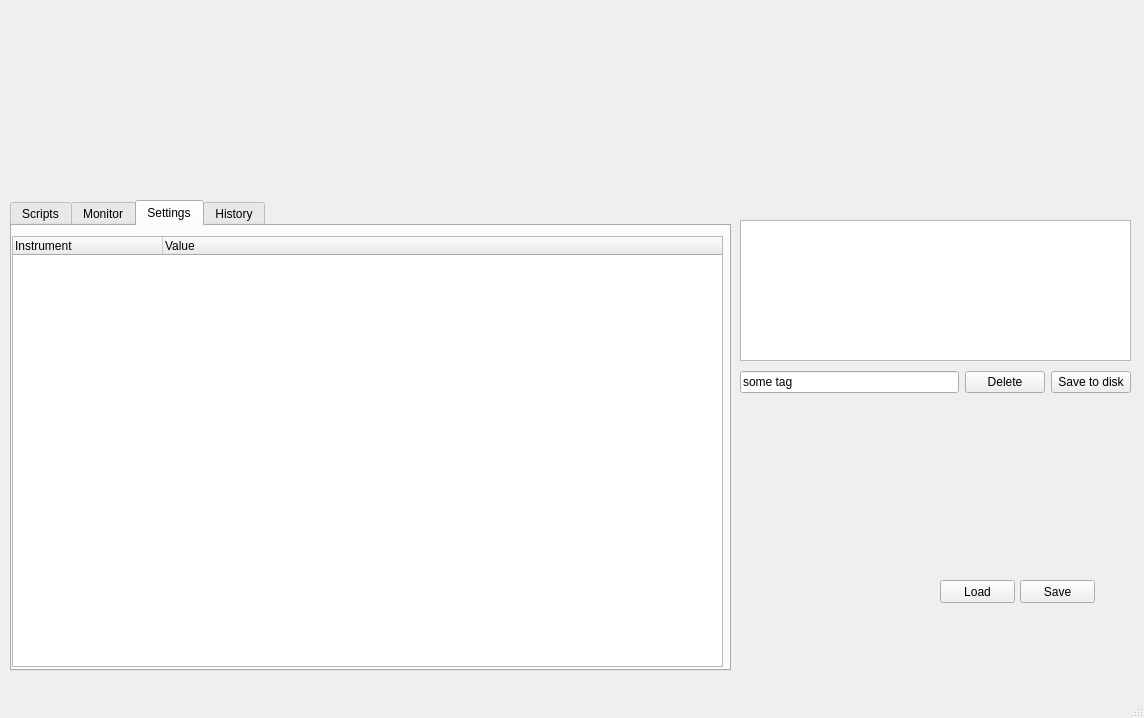
Qt form src/core/basic_application_window.ui (LISE-B26/pylabcontrol) before a commit.
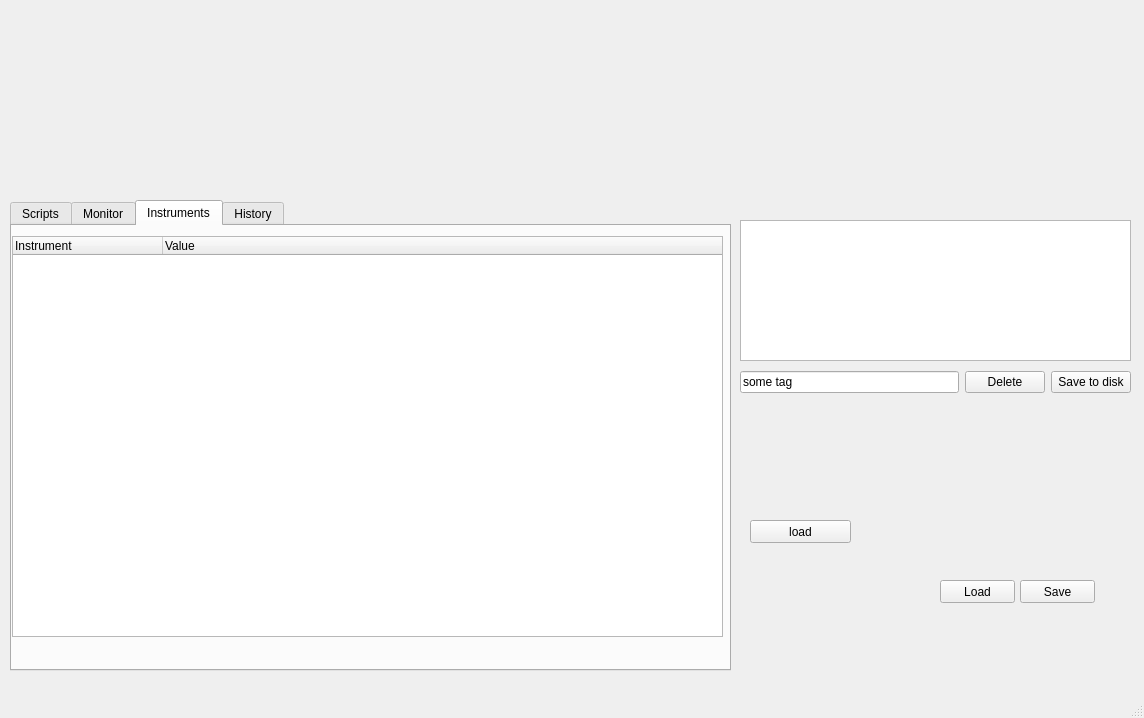
The same form after that commit. The open tabs and pages were chosen to show the change. Custom widgets are drawn as their Qt base class.

Commit message: - fixed bug when canceling open file dialog

Diff of the .ui file:
```diff
--- a/src/core/basic_application_window.ui
+++ b/src/core/basic_application_window.ui
@@ -299,7 +299,7 @@
     </widget>
     <widget class="QWidget" name="tab_settings">
      <attribute name="title">
-      <string>Settings</string>
+      <string>Instruments</string>
      </attribute>
      <widget class="QTreeWidget" name="tree_settings">
       <property name="enabled">
@@ -310,7 +310,7 @@
         <x>0</x>
         <y>10</y>
         <width>711</width>
-        <height>431</height>
+        <height>401</height>
        </rect>
       </property>
       <property name="sizePolicy">
@@ -405,6 +405,19 @@
      <string>Load</string>
     </property>
    </widget>
+   <widget class="QPushButton" name="btn_load_instruments">
+    <property name="geometry">
+     <rect>
+      <x>750</x>
+      <y>520</y>
+      <width>101</width>
+      <height>23</height>
+     </rect>
+    </property>
+    <property name="text">
+     <string>load</string>
+    </property>
+   </widget>
    <zorder>layoutWidget</zorder>
    <zorder>list_records</zorder>
    <zorder>tabWidget</zorder>
```
Left out of the diff: 3 changed lines with no effect on the pictures. The commit also changes 4 other files.
